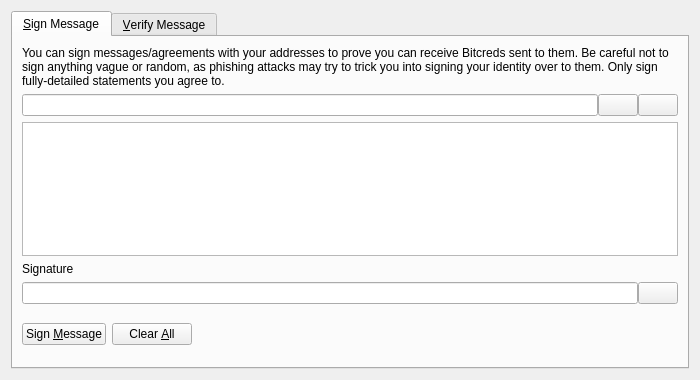
This is src/qt/forms/signverifymessagedialog.ui in eskal/Alterdot as Qt 5 draws it before an edit. The edited form follows.
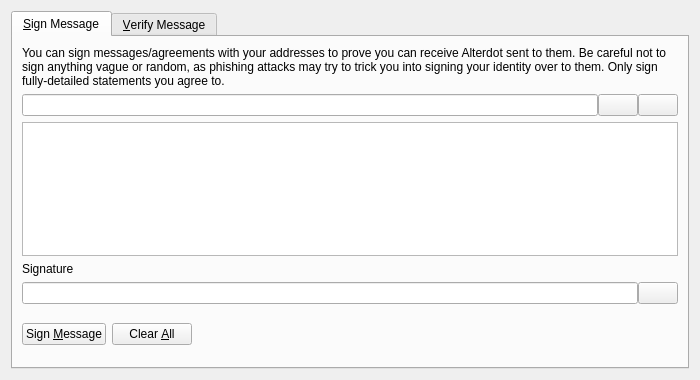
This is the edited form. Custom widgets are drawn as their Qt base class.

Commit message: changed name from Bitcreds to Alterdot

What changed in the file:
```diff
--- a/src/qt/forms/signverifymessagedialog.ui
+++ b/src/qt/forms/signverifymessagedialog.ui
@@ -30,7 +30,7 @@
        <item>
         <widget class="QLabel" name="infoLabel_SM">
          <property name="text">
-          <string>You can sign messages/agreements with your addresses to prove you can receive Bitcreds sent to them. Be careful not to sign anything vague or random, as phishing attacks may try to trick you into signing your identity over to them. Only sign fully-detailed statements you agree to.</string>
+          <string>You can sign messages/agreements with your addresses to prove you can receive Alterdot sent to them. Be careful not to sign anything vague or random, as phishing attacks may try to trick you into signing your identity over to them. Only sign fully-detailed statements you agree to.</string>
          </property>
          <property name="textFormat">
           <enum>Qt::PlainText</enum>
```
Left out of the diff: 10 changed lines with no effect on the pictures. The commit also changes 416 other files.
